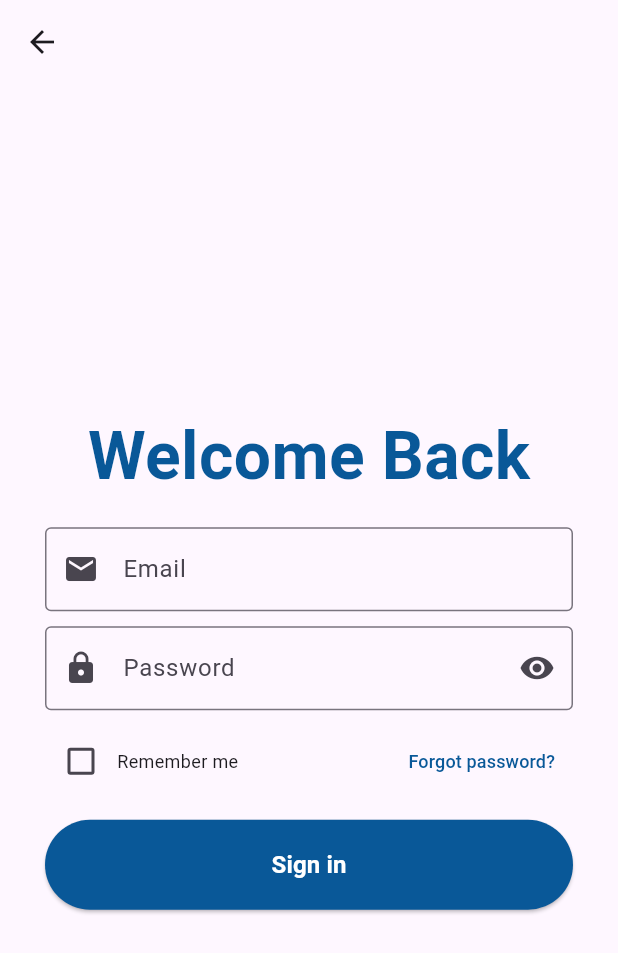
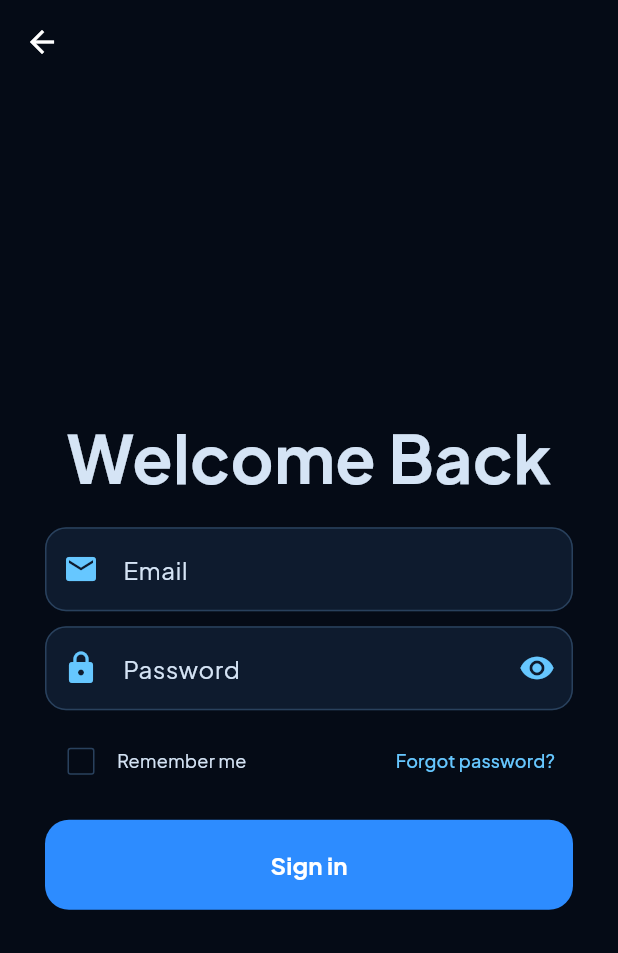
Before and after one commit to Potater420/Social_Media_App, a Flutter app: the screen it shows after launch, after a tap on "Sign in", on a phone screen of 412 x 824 dp. Shown: the top 953 px of the screen. Run offline on Flutter 3.47's test engine with Material 3 defaults, Android fonts, the phone set to English and light mode, and no system bars.

Commit message:
added theme and changed font

```diff
--- a/lib/main.dart
+++ b/lib/main.dart
@@ -1,5 +1,6 @@
 import 'package:flutter/material.dart';
 import 'package:sprints_firstapp/pages/welcome_page.dart';
+import 'package:sprints_firstapp/theme/app_theme.dart';
 
 void main() {
   runApp(const MyApp());
@@ -10,10 +11,11 @@ class MyApp extends StatelessWidget {
 
   @override
   Widget build(BuildContext context) {
-    return const MaterialApp(
+    return MaterialApp(
+      theme: AppTheme.darkTheme,
       title: 'Flutter Demo',
       debugShowCheckedModeBanner: false,
-      home: WelcomePage(),
+      home: const WelcomePage(),
     );
   }
 }
--- a/lib/pages/sign_in_page.dart
+++ b/lib/pages/sign_in_page.dart
@@ -46,9 +46,8 @@ class _SignInPageState extends State<SignInPage> {
                   const Text(
                     'Welcome Back',
                     style: TextStyle(
+                      fontWeight: FontWeight.bold,
                       fontSize: 44,
-                      fontWeight: FontWeight.bold,
-                      color: Color.fromARGB(255, 9, 88, 152),
                     ),
                   ),
                   const SizedBox(height: 15),
@@ -57,7 +56,6 @@ class _SignInPageState extends State<SignInPage> {
                     decoration: const InputDecoration(
                       hintText: 'Input Email Here',
                       labelText: 'Email',
-                      border: OutlineInputBorder(),
                       prefixIcon: Icon(Icons.email),
                     ),
                     validator: (value) {
@@ -76,7 +74,6 @@ class _SignInPageState extends State<SignInPage> {
                     decoration: InputDecoration(
                       hint: const Text('Input Password here'),
                       label: const Text('Password'),
-                      border: const OutlineInputBorder(),
                       prefixIcon: const Icon(Icons.lock),
                       suffixIcon: IconButton(
                         onPressed: () {
@@ -105,7 +102,7 @@ class _SignInPageState extends State<SignInPage> {
                     mainAxisAlignment: MainAxisAlignment.center,
                     children: [
                       Checkbox(
-                        activeColor: const Color.fromARGB(255, 9, 88, 152),
+
                         value: rememberMe,
                         onChanged: (value) {
                           setState(() {
@@ -121,7 +118,6 @@ class _SignInPageState extends State<SignInPage> {
                           'Forgot password?',
                           style: TextStyle(
                             fontSize: 12,
-                            color: Color.fromARGB(255, 9, 88, 152),
                           ),
                         ),
                       ),
--- /dev/null
+++ b/lib/theme/app_colors.dart
@@ -0,0 +1,27 @@
+import 'package:flutter/material.dart';
+
+class AppColors {
+  // Backgrounds
+  static const background = Color(0xFF050B16);
+  static const surface = Color(0xFF0E1B2E);
+  static const surface2 = Color(0xFF142846);
+
+  // Brand
+  static const primary = Color(0xFF2D8CFF);
+  static const primaryDark = Color(0xFF1D6ED8);
+  static const accent = Color(0xFF66C7FF);
+
+  // Text
+  static const textPrimary = Color(0xFFFFFFFF);
+  static const textSecondary = Color(0xFFD5E4F5);
+  static const textHint = Color(0xFF88A2BF);
+
+  // UI
+  static const border = Color(0xFF29415D);
+  static const divider = Color(0xFF20344C);
+
+  // Status
+  static const success = Color(0xFF2ECC71);
+  static const warning = Color(0xFFFFC857);
+  static const error = Color(0xFFFF5A5F);
+}
--- /dev/null
+++ b/lib/theme/app_theme.dart
@@ -0,0 +1,109 @@
+import 'package:flutter/material.dart';
+import 'app_colors.dart';
+
+class AppTheme {
+  static final darkTheme = ThemeData(
+    useMaterial3: true,
+    brightness: Brightness.dark,
+    fontFamily: 'PlusJakartaSans',
+
+    scaffoldBackgroundColor: AppColors.background,
+
+    colorScheme: const ColorScheme.dark(
+      primary: AppColors.primary,
+      secondary: AppColors.accent,
+      surface: AppColors.surface,
+      error: AppColors.error,
+    ),
+
+    appBarTheme: const AppBarTheme(
+      backgroundColor: Colors.transparent,
+      elevation: 0,
+      foregroundColor: AppColors.textPrimary,
+      centerTitle: true,
+    ),
+
+    textTheme: const TextTheme(
+      headlineLarge: TextStyle(
+        fontSize: 34,
+        fontWeight: FontWeight.bold,
+        color: AppColors.textPrimary,
+      ),
+      bodyLarge: TextStyle(
+        fontSize: 16,
+        color: AppColors.textPrimary,
+      ),
+      bodyMedium: TextStyle(
+        fontSize: 14,
+        color: AppColors.textSecondary,
+      ),
+    ),
+
+    inputDecorationTheme: InputDecorationTheme(
+      filled: true,
+      fillColor: AppColors.surface,
+
+      hintStyle: const TextStyle(
+        color: AppColors.textHint,
+      ),
+
+      labelStyle: const TextStyle(
+        color: AppColors.textSecondary,
+      ),
+
+      prefixIconColor: AppColors.accent,
+      suffixIconColor: AppColors.accent,
+
+      border: OutlineInputBorder(
+        borderRadius: BorderRadius.circular(14),
+      ),
+
+      enabledBorder: OutlineInputBorder(
+        borderRadius: BorderRadius.circular(14),
+        borderSide: const BorderSide(
+          color: AppColors.border,
+        ),
+      ),
+
+      focusedBorder: OutlineInputBorder(
+        borderRadius: BorderRadius.circular(14),
+        borderSide: const BorderSide(
+          color: AppColors.primary,
+          width: 2,
+        ),
+      ),
+    ),
+
+    elevatedButtonTheme: ElevatedButtonThemeData(
+      style: ElevatedButton.styleFrom(
+        backgroundColor: AppColors.primary,
+        foregroundColor: Colors.white,
+        minimumSize: const Size(double.infinity, 56),
+        elevation: 0,
+        shape: RoundedRectangleBorder(
+          borderRadius: BorderRadius.circular(16),
+        ),
+      ),
+    ),
+
+    textButtonTheme: TextButtonThemeData(
+      style: TextButton.styleFrom(
+        foregroundColor: AppColors.accent,
+      ),
+    ),
+
+    checkboxTheme: CheckboxThemeData(
+      fillColor: WidgetStateProperty.resolveWith((states) {
+        return states.contains(WidgetState.selected)
+            ? AppColors.primary
+            : Colors.transparent;
+      }),
+      side: const BorderSide(color: AppColors.border),
+    ),
+
+    dividerTheme: const DividerThemeData(
+      color: AppColors.divider,
+      thickness: 1,
+    ),
+  );
+}
--- a/lib/widgets/custom_button.dart
+++ b/lib/widgets/custom_button.dart
@@ -15,7 +15,7 @@ class CustomButton extends StatelessWidget {
       child: ElevatedButton(
         onPressed: onPressed,
         style: ElevatedButton.styleFrom(
-          backgroundColor: const Color.fromARGB(255, 9, 88, 152),
+
         ),
         child: Text(
           text,
```
Also changed, not shown: pubspec.yaml (+11 -11 lines), assets/fonts/PlusJakartaSans-Bold.ttf (added), assets/fonts/PlusJakartaSans-Medium.ttf (added), assets/fonts/PlusJakartaSans-Regular.ttf (added), assets/fonts/PlusJakartaSans-SemiBold.ttf (added).
